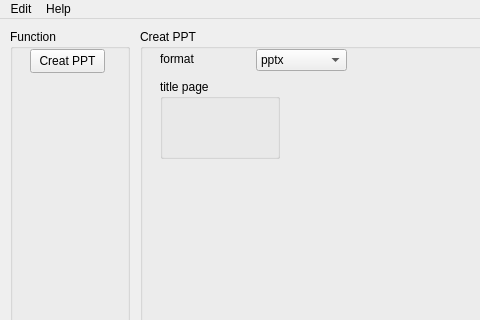
The window that PySide/NoDone.ui (Simple-PPT/Simple-PPT) describes before a commit, drawn with Qt 5; both pictures show x 0 to 480 and y 0 to 320 of the 800 by 600 pixel window.
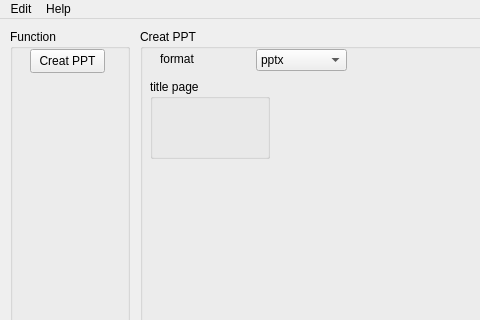
The same window after the commit. Icons and pictures are not drawn.

What changed in the file:
```diff
--- a/PySide/NoDone.ui
+++ b/PySide/NoDone.ui
@@ -96,7 +96,7 @@
     <widget class="QGroupBox" name="groupBox_3">
      <property name="geometry">
       <rect>
-       <x>20</x>
+       <x>10</x>
        <y>50</y>
        <width>120</width>
        <height>80</height>
```
